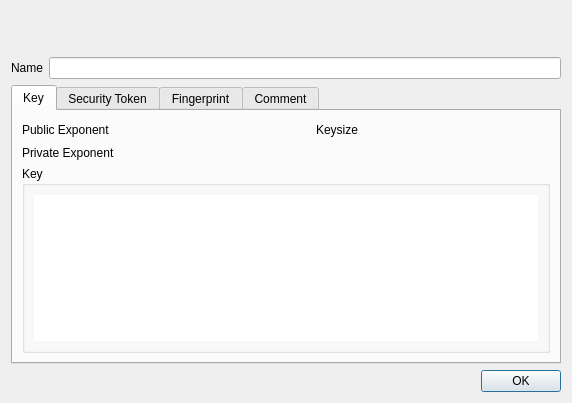
Above: ui/KeyDetail.ui from chris2511/xca before the change. Below: the same form after it.
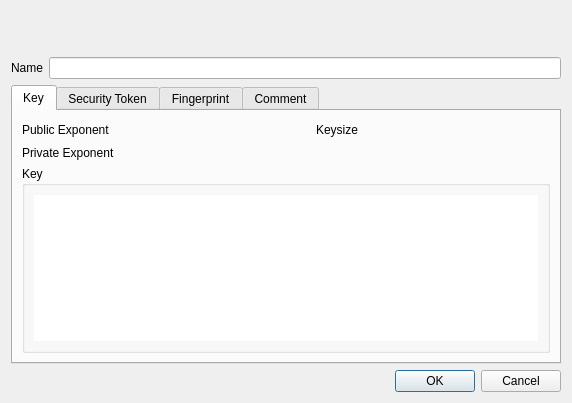
That is the form after the change. Custom widgets are drawn as their Qt base class.

```diff
--- a/ui/KeyDetail.ui
+++ b/ui/KeyDetail.ui
@@ -350,7 +350,7 @@
    <item>
     <widget class="QDialogButtonBox" name="buttonBox">
      <property name="standardButtons">
-      <set>QDialogButtonBox::Ok</set>
+      <set>QDialogButtonBox::Cancel|QDialogButtonBox::Ok</set>
      </property>
     </widget>
    </item>
```
Left out of the diff: 16 changed lines with no effect on the pictures.
